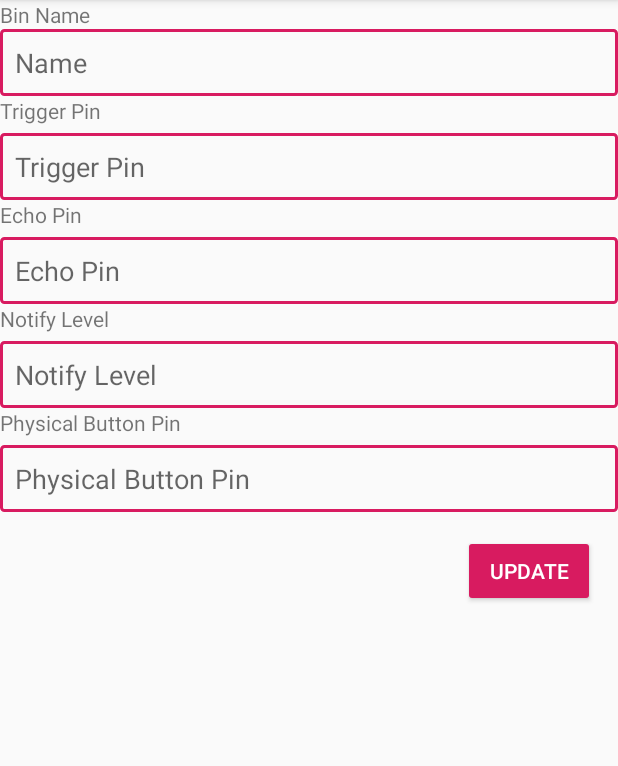
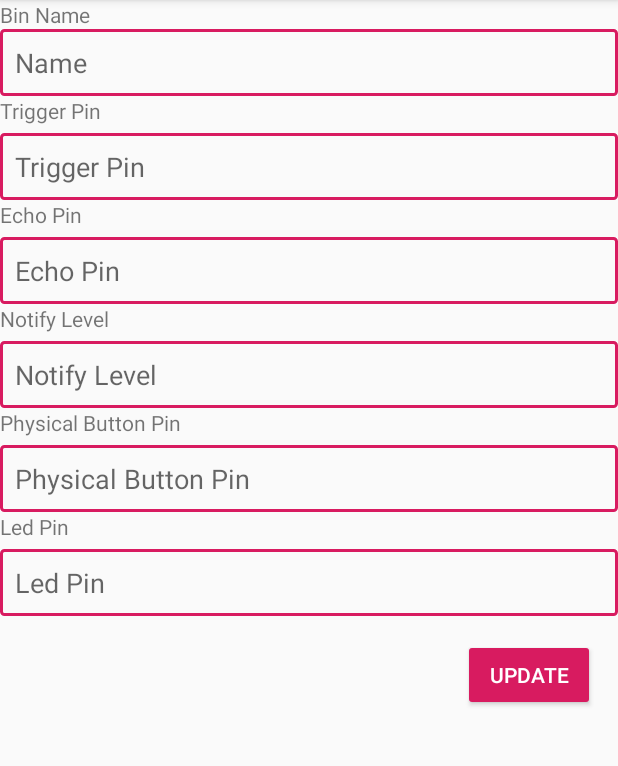
Before and after one commit to mohammadraasel/GarbageCollectorIOT, an Android app: the fragment BinUpdateFragment placed in its activity, on a phone screen of 412 x 824 dp, the part 84-850 px from its top. Run offline under Robolectric (Android 15) with nearby library versions, the phone set to English and light mode, and no system bars; libraries missing offline, so code that uses them is left out: com.github.nkzawa.socketio; 8 statements that could not run were skipped.

```diff
--- a/CollectionNotifier/app/src/main/java/com/fahimshahrierrasel/collectionnotifier/fragment/BinDetailsFragment.java
+++ b/CollectionNotifier/app/src/main/java/com/fahimshahrierrasel/collectionnotifier/fragment/BinDetailsFragment.java
@@ -179,6 +179,7 @@ public class BinDetailsFragment extends Fragment {
         options.add(new Option(R.drawable.ic_location, "Echo Pin", String.valueOf(bin.getEchoPin())));
         options.add(new Option(R.drawable.ic_level, "Notification Level", String.valueOf(bin.getNotifyLevel())));
         options.add(new Option(R.drawable.ic_echo, "Physical Button", String.valueOf(bin.getButton())));
+        options.add(new Option(R.drawable.ic_trigger, "Led Pin", String.valueOf(bin.getLed())));
 
 
         OptionAdapter optionAdapter = new OptionAdapter(options, this::onOptionClick);
--- a/CollectionNotifier/app/src/main/java/com/fahimshahrierrasel/collectionnotifier/fragment/BinUpdateFragment.java
+++ b/CollectionNotifier/app/src/main/java/com/fahimshahrierrasel/collectionnotifier/fragment/BinUpdateFragment.java
@@ -30,6 +30,7 @@ public class BinUpdateFragment extends Fragment {
     EditText editTextNotifyLevel;
     Button buttonAddSensor;
     EditText physicalButton;
+    EditText ledPin;
     private FragmentActivity activity;
     private String id;
     private Socket mSocket;
@@ -83,6 +84,7 @@ public class BinUpdateFragment extends Fragment {
             data.put("echo_pin", Integer.parseInt(editTextEchoPin.getText().toString()));
             data.put("notify_level", Integer.parseInt(editTextNotifyLevel.getText().toString()));
             data.put("button", Integer.parseInt(physicalButton.getText().toString()));
+            data.put("led", Integer.parseInt(ledPin.getText().toString()));
 
             mSocket.emit("update_sensor", id, new JSONObject(data));
             Log.d(TAG, "Data Emitted " + data.toString());
@@ -96,6 +98,7 @@ public class BinUpdateFragment extends Fragment {
         editTextTrigPin.setText(String.valueOf(bin.getTrigPin()));
         editTextNotifyLevel.setText(String.valueOf(bin.getNotifyLevel()));
         physicalButton.setText(String.valueOf(bin.getButton()));
+        ledPin.setText(String.valueOf(bin.getLed()));
     }
 
     @Override
@@ -112,5 +115,6 @@ public class BinUpdateFragment extends Fragment {
         editTextNotifyLevel = rootView.findViewById(R.id.editText_notify_level);
         buttonAddSensor = rootView.findViewById(R.id.button_add_sensor);
         physicalButton = rootView.findViewById(R.id.editText_physical_button_pin);
+        ledPin = rootView.findViewById(R.id.editText_led_pin);
     }
 }
--- a/CollectionNotifier/app/src/main/java/com/fahimshahrierrasel/collectionnotifier/fragment/CreateBinFragment.java
+++ b/CollectionNotifier/app/src/main/java/com/fahimshahrierrasel/collectionnotifier/fragment/CreateBinFragment.java
@@ -28,6 +28,7 @@ public class CreateBinFragment extends Fragment {
     EditText editTextNotifyLevel;
     Button buttonAddSensor;
     EditText physicalButton;
+    EditText ledPin;
 
     private Socket mSocket;
     private String TAG = getClass().getSimpleName();
@@ -67,6 +68,7 @@ public class CreateBinFragment extends Fragment {
             data.put("depth", 0);
             data.put("last_cleaned", "");
             data.put("button", Integer.parseInt(physicalButton.getText().toString()));
+            data.put("led", Integer.parseInt(ledPin.getText().toString()));
 
 
             mSocket.emit("create_sensor", new JSONObject(data));
@@ -91,5 +93,6 @@ public class CreateBinFragment extends Fragment {
         editTextNotifyLevel = rootView.findViewById(R.id.editText_notify_level);
         buttonAddSensor = rootView.findViewById(R.id.button_add_sensor);
         physicalButton = rootView.findViewById(R.id.editText_physical_button_pin);
+        ledPin = rootView.findViewById(R.id.editText_led_pin);
     }
 }
--- a/CollectionNotifier/app/src/main/res/layout/fragment_edit_bin_details.xml
+++ b/CollectionNotifier/app/src/main/res/layout/fragment_edit_bin_details.xml
@@ -86,6 +86,22 @@
         android:hint="@string/physical_button_pin"
         android:inputType="numberDecimal"
         android:padding="10dp" />
+    <TextView
+        android:id="@+id/textView6"
+        android:layout_width="match_parent"
+        android:layout_height="wrap_content"
+        android:text="Led Pin" />
+
+    <EditText
+        android:id="@+id/editText_led_pin"
+        android:layout_width="match_parent"
+        android:layout_height="wrap_content"
+        android:layout_marginTop="5dp"
+        android:background="@drawable/back_edit_text"
+        android:ems="10"
+        android:hint="@string/led_pin"
+        android:inputType="numberDecimal"
+        android:padding="10dp" />
 
 
     <Button
--- a/CollectionNotifier/app/src/main/res/values/strings.xml
+++ b/CollectionNotifier/app/src/main/res/values/strings.xml
@@ -12,4 +12,5 @@
     <string name="inactive">Inactive</string>
     <string name="tune">Tune</string>
     <string name="physical_button_pin">Physical Button Pin</string>
+    <string name="led_pin">Led Pin</string>
 </resources>
```
Also changed, not shown: CollectionNotifier/app/src/main/java/com/fahimshahrierrasel/collectionnotifier/model/Bin.java (+14 -1 lines), CollectionNotifier/app/src/main/res/layout/fragment_create_bin.xml (+10 -0 lines), 4 other files.
